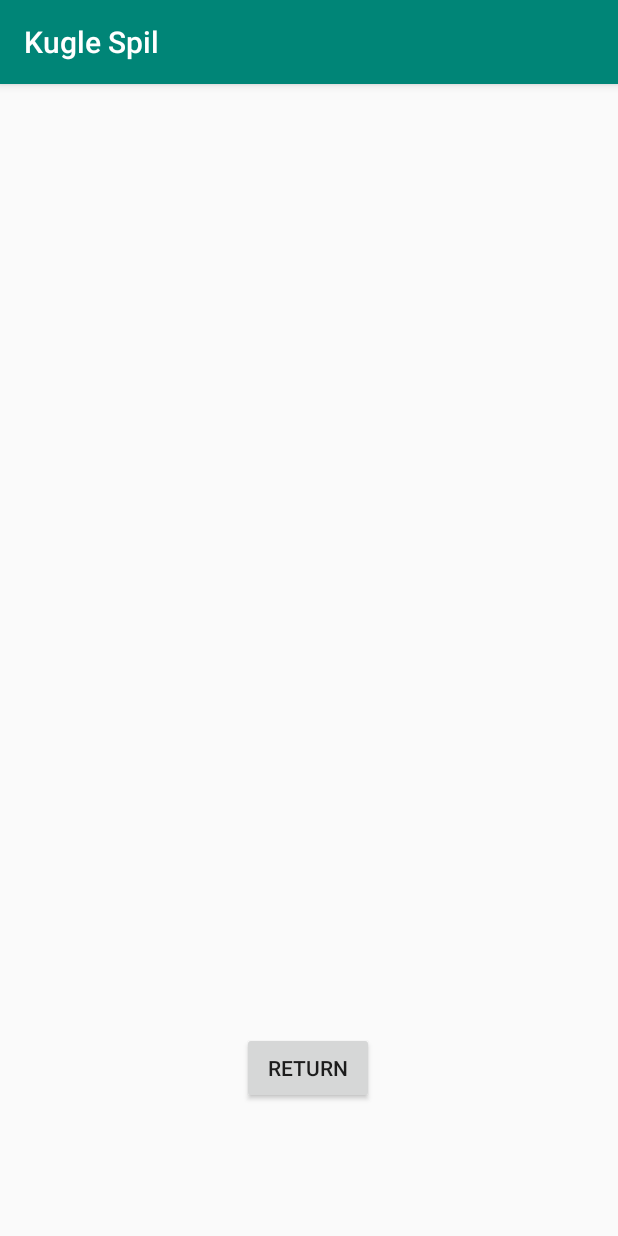
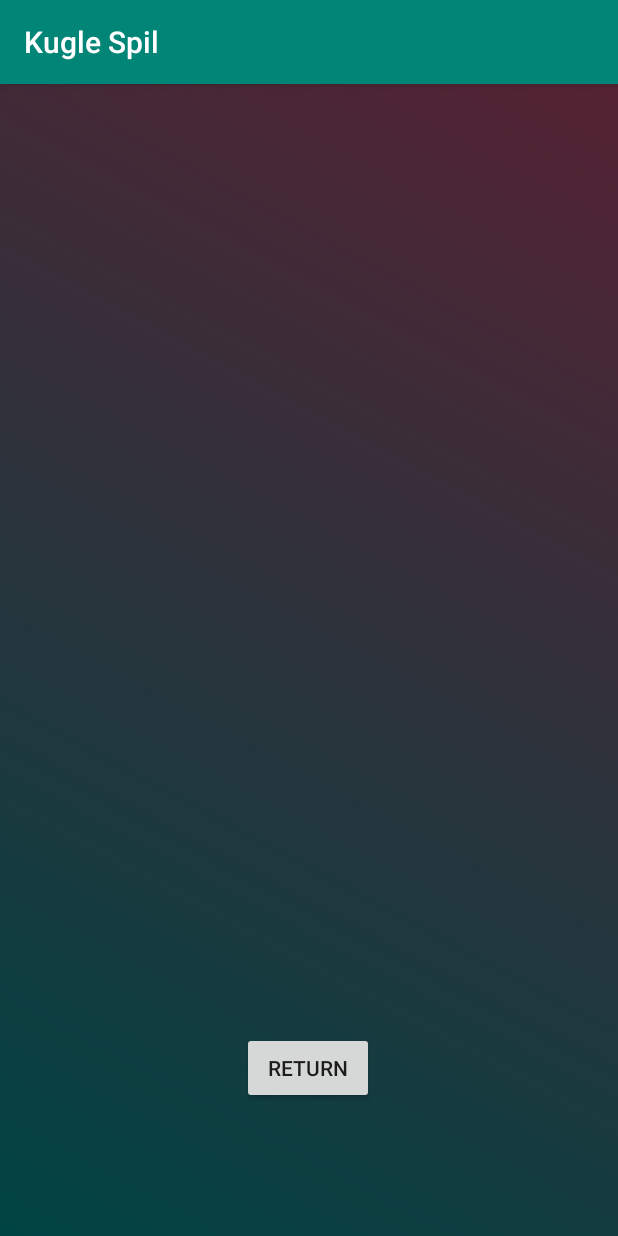
Before and after one commit to Shuhab-Siddigi/AndriodGame, an Android app: the Credits screen opened directly, with no data from a screen before it, on a phone screen of 412 x 824 dp. Run offline under Robolectric (Android 15) with nearby library versions, the phone set to English and light mode, and no system bars.

Commit message:
Set gradient Animation for credits class

```diff
--- a/app/src/main/java/dk/dtu/mitprojektarkiv/Credits.java
+++ b/app/src/main/java/dk/dtu/mitprojektarkiv/Credits.java
@@ -1,8 +1,10 @@
 package dk.dtu.mitprojektarkiv;
 
 import androidx.appcompat.app.AppCompatActivity;
+import androidx.constraintlayout.widget.ConstraintLayout;
 import androidx.core.view.GestureDetectorCompat;
 
+import android.graphics.drawable.AnimationDrawable;
 import android.os.Bundle;
 import android.view.GestureDetector;
 import android.view.View;
@@ -21,6 +23,11 @@ public class Credits extends AppCompatActivity implements View.OnClickListener {
         super.onCreate(savedInstanceState);
         setContentView(R.layout.activity_credits);
 
+        ConstraintLayout constraintLayout = findViewById(R.id.credits);
+        AnimationDrawable animationDrawable = (AnimationDrawable) constraintLayout.getBackground();
+        animationDrawable.setEnterFadeDuration(2000);
+        animationDrawable.setExitFadeDuration(4000);
+        animationDrawable.start();
         // Buttons
         homePage = (Button) findViewById(R.id.homePage);
         // Button Listener
--- a/app/src/main/java/dk/dtu/mitprojektarkiv/GameView.java
+++ b/app/src/main/java/dk/dtu/mitprojektarkiv/GameView.java
@@ -59,7 +59,7 @@ public class GameView extends SurfaceView implements SensorEventListener {
             @Override
             public void surfaceCreated(SurfaceHolder surfaceHolder) {
                 Log.i(TAG,"Surface Created");
-
+                /*
                 // Define Images to be processes as bitmaps
                 dinoWalkRight.add(BitmapFactory.decodeResource(getResources(), R.drawable.dinowalkrigth_2));
                 dinoWalkRight.add(BitmapFactory.decodeResource(getResources(), R.drawable.dinowalkrigth_3));
@@ -76,15 +76,15 @@ public class GameView extends SurfaceView implements SensorEventListener {
                 dinoWalkLeft.add(BitmapFactory.decodeResource(getResources(), R.drawable.dinowalkleft_6));
                 dinoWalkLeft.add(BitmapFactory.decodeResource(getResources(), R.drawable.dinowalkleft_7));
                 dinoWalkLeft.add(BitmapFactory.decodeResource(getResources(), R.drawable.dinowalkleft_8));
-
+                */
 
                 // Get Information from the different bitmaps
                 playerWidth = dinoWalkRight.get(0).getWidth();
                 playerHeigth = dinoWalkRight.get(0).getHeight();
 
                 // Creating background for the game
-                background = BitmapFactory.decodeResource(getResources(), R.drawable.tetris);
-                backgroundScale = Bitmap.createScaledBitmap(background, canvasWidth, canvasHeight, false);
+                //background = BitmapFactory.decodeResource(getResources(), R.drawable.tetris);
+                //backgroundScale = Bitmap.createScaledBitmap(background, canvasWidth, canvasHeight, false);
 
                 // Get the sizes of the different images
                 gameThread.setRunning(true);
--- /dev/null
+++ b/app/src/main/res/drawable/gradient_1.xml
@@ -0,0 +1,8 @@
+<?xml version="1.0" encoding="utf-8"?>
+<shape xmlns:android="http://schemas.android.com/apk/res/android">
+    <gradient
+        android:angle="225"
+        android:endColor="#044"
+        android:startColor="#f523"
+        />
+</shape>
--- /dev/null
+++ b/app/src/main/res/drawable/gradient_2.xml
@@ -0,0 +1,8 @@
+<?xml version="1.0" encoding="utf-8"?>
+<shape xmlns:android="http://schemas.android.com/apk/res/android">
+<gradient
+    android:angle="360"
+    android:endColor="#AA124576"
+    android:startColor="#524"
+    />
+</shape>
--- /dev/null
+++ b/app/src/main/res/drawable/gradient_3.xml
@@ -0,0 +1,8 @@
+<?xml version="1.0" encoding="utf-8"?>
+<shape xmlns:android="http://schemas.android.com/apk/res/android">
+<gradient
+    android:angle="720"
+    android:endColor="#CC21"
+    android:startColor="#BB0"
+    />
+</shape>
--- /dev/null
+++ b/app/src/main/res/drawable/gradient_list.xml
@@ -0,0 +1,10 @@
+<?xml version="1.0" encoding="utf-8"?>
+<animation-list xmlns:android="http://schemas.android.com/apk/res/android">
+
+    <item android:drawable="@drawable/gradient_1"
+        android:duration="4000"/>
+    <item android:drawable="@drawable/gradient_2"
+        android:duration="4000"/>
+    <item android:drawable="@drawable/gradient_3"
+        android:duration="4000"/>
+</animation-list>
--- a/app/src/main/res/layout/activity_credits.xml
+++ b/app/src/main/res/layout/activity_credits.xml
@@ -4,6 +4,8 @@
     xmlns:tools="http://schemas.android.com/tools"
     android:layout_width="match_parent"
     android:layout_height="match_parent"
+    android:id="@+id/credits"
+    android:background="@drawable/gradient_list"
     tools:context=".Credits">
 
     <Button
```
